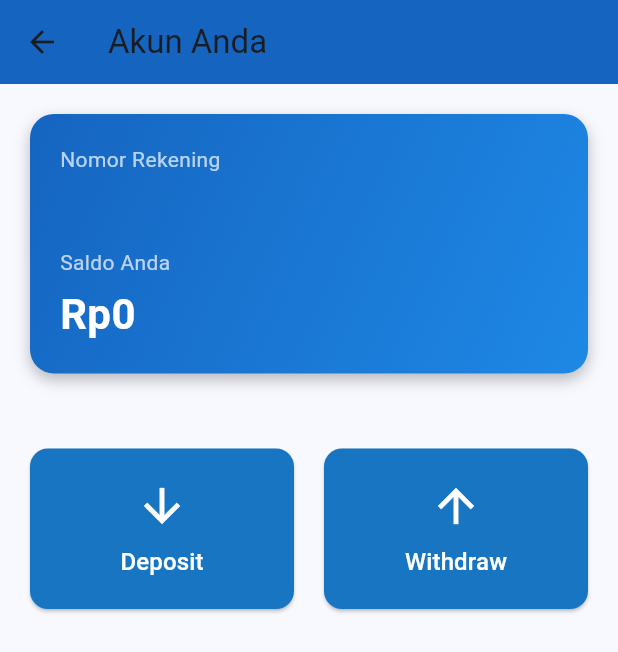
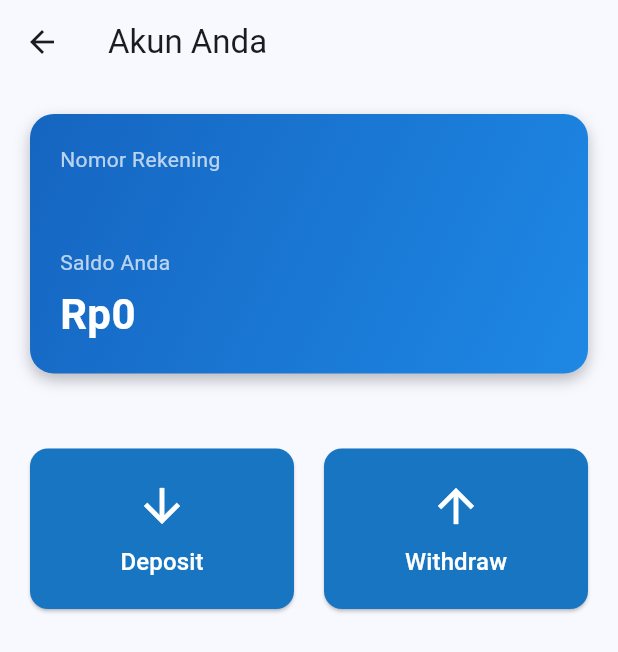
Before and after one commit to C240/mobile-programming-uts, a Flutter app: the DepositWithdrawPage screen opened directly with empty values, on a phone screen of 412 x 824 dp. Shown: the top 652 px of the screen. Run offline on Flutter 3.47's test engine with Material 3 defaults, Android fonts, the light colour scheme and no system bars; our stand-ins replace sqflite; accounts and stored records are empty.

Commit message:
fix error

```diff
--- a/lib/data/database_helper.dart
+++ b/lib/data/database_helper.dart
@@ -301,14 +301,14 @@ class DatabaseHelper {
       'timestamp': DateTime.now().toIso8601String(),
     });
   }
-}
+
   Future<int> topUp(
     String accountNumber,
     double amount,
     String paymentMethod,
     String description,
   ) async {
-    final db = await database;
+    final db = await DatabaseHelper().database;
     return await db.transaction((txn) async {
       // Get current account balance
       var accountResult = await txn.query(
--- a/lib/pages/deposit_withdraw_page.dart
+++ b/lib/pages/deposit_withdraw_page.dart
@@ -257,7 +257,6 @@ class _DepositWithdrawPageState extends State<DepositWithdrawPage> {
     return Scaffold(
       appBar: AppBar(
         title: const Text('Akun Anda'),
-        backgroundColor: Colors.blue.shade800,
       ),
       body: Padding(
         padding: const EdgeInsets.all(20),
```
